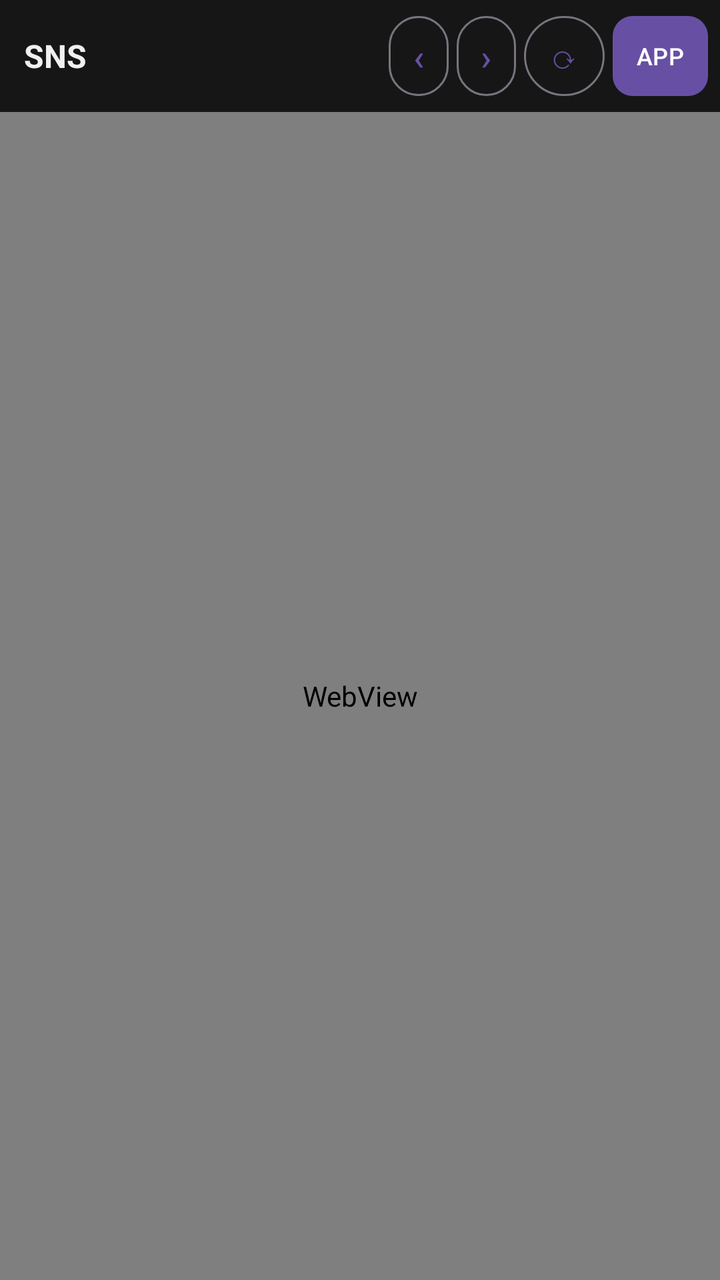
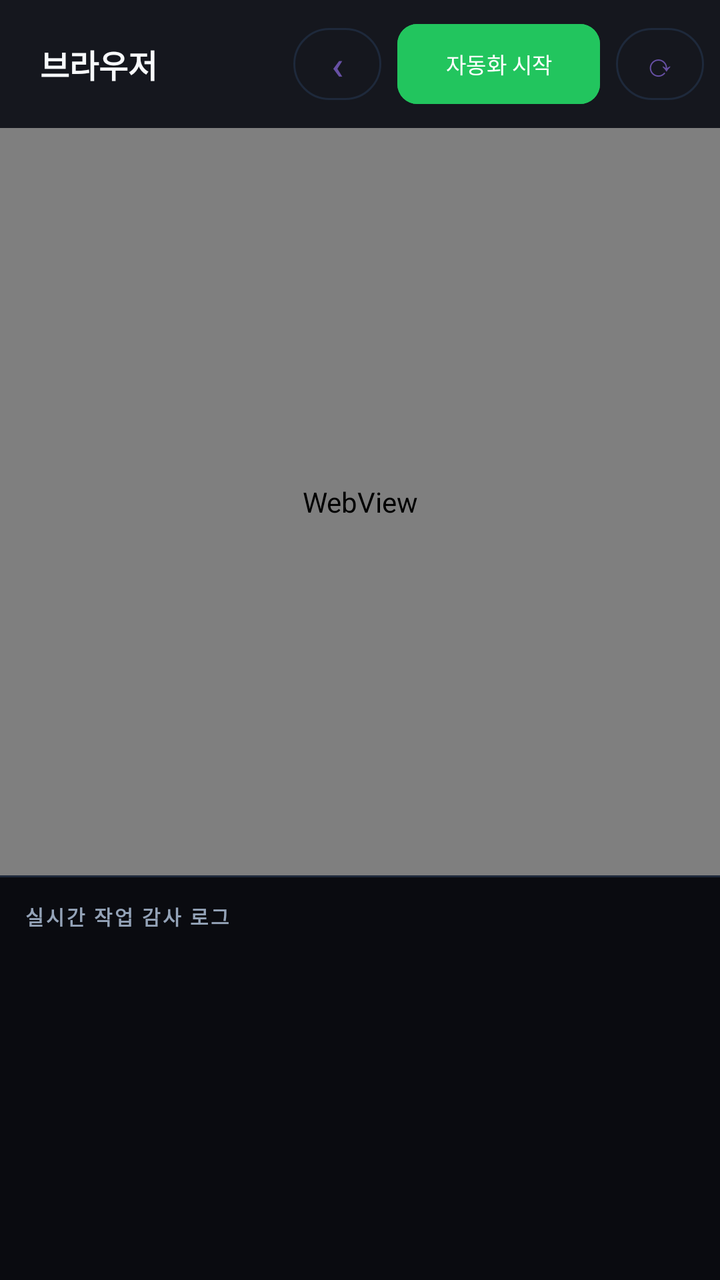

Compare the two renders of this Android layout. The source of the first and the diff that turns it into the second are given below.
<!-- AndroidManifest.xml: application theme Theme.Snshub -->
<!-- res/layout/activity_web.xml -->
<?xml version="1.0" encoding="utf-8"?>
<LinearLayout xmlns:android="http://schemas.android.com/apk/res/android"
    xmlns:app="http://schemas.android.com/apk/res-auto"
    android:layout_width="match_parent"
    android:layout_height="match_parent"
    android:orientation="vertical"
    android:background="#0d0d0d">

    
    <LinearLayout
        android:layout_width="match_parent"
        android:layout_height="wrap_content"
        android:orientation="horizontal"
        android:gravity="center_vertical"
        android:background="#161616"
        android:paddingStart="12dp"
        android:paddingEnd="6dp"
        android:paddingTop="4dp"
        android:paddingBottom="4dp">

        <TextView
            android:id="@+id/title"
            android:layout_width="0dp"
            android:layout_height="wrap_content"
            android:layout_weight="1"
            android:text="SNS"
            android:textColor="#f0f0f0"
            android:textSize="16sp"
            android:textStyle="bold" />

        <com.google.android.material.button.MaterialButton
            android:id="@+id/btnBack"
            style="?attr/materialButtonOutlinedStyle"
            android:layout_width="wrap_content"
            android:layout_height="wrap_content"
            android:text="‹"
            android:textSize="18sp"
            android:minWidth="0dp"
            android:insetLeft="0dp"
            android:insetRight="0dp"
            android:paddingStart="12dp"
            android:paddingEnd="12dp" />

        <com.google.android.material.button.MaterialButton
            android:id="@+id/btnFwd"
            style="?attr/materialButtonOutlinedStyle"
            android:layout_width="wrap_content"
            android:layout_height="wrap_content"
            android:layout_marginStart="4dp"
            android:text="›"
            android:textSize="18sp"
            android:minWidth="0dp"
            android:insetLeft="0dp"
            android:insetRight="0dp"
            android:paddingStart="12dp"
            android:paddingEnd="12dp" />

        <com.google.android.material.button.MaterialButton
            android:id="@+id/btnReload"
            style="?attr/materialButtonOutlinedStyle"
            android:layout_width="wrap_content"
            android:layout_height="wrap_content"
            android:layout_marginStart="4dp"
            android:text="⟳"
            android:textSize="16sp"
            android:minWidth="0dp"
            android:insetLeft="0dp"
            android:insetRight="0dp"
            android:paddingStart="12dp"
            android:paddingEnd="12dp" />

        <com.google.android.material.button.MaterialButton
            android:id="@+id/btnOpenApp"
            android:layout_width="wrap_content"
            android:layout_height="wrap_content"
            android:layout_marginStart="4dp"
            android:text="APP"
            android:textSize="12sp"
            android:minWidth="0dp"
            android:insetLeft="0dp"
            android:insetRight="0dp"
            android:paddingStart="12dp"
            android:paddingEnd="12dp"
            app:cornerRadius="10dp" />
    </LinearLayout>

    <ProgressBar
        android:id="@+id/progress"
        style="?android:attr/progressBarStyleHorizontal"
        android:layout_width="match_parent"
        android:layout_height="wrap_content"
        android:max="100"
        android:indeterminate="false"
        android:visibility="gone" />

    <WebView
        android:id="@+id/web"
        android:layout_width="match_parent"
        android:layout_height="0dp"
        android:layout_weight="1" />
</LinearLayout>
<!-- resources referenced by this layout -->
<resources>
  <style name="Theme.Snshub" parent="Theme.Material3.DayNight.NoActionBar">
          <item name="android:windowBackground">#0d0d0d</item>
          <item name="android:statusBarColor">#101010</item>
          <item name="android:navigationBarColor">#0d0d0d</item>
      </style>
</resources>

<!-- the commit's change to res/layout/activity_web.xml (unified diff, before → after) -->
@@ -4,7 +4,7 @@
     android:layout_width="match_parent"
     android:layout_height="match_parent"
     android:orientation="vertical"
-    android:background="#0d0d0d">
+    android:background="@color/bg_dark">
 
     
     <LinearLayout
@@ -12,90 +12,107 @@
         android:layout_height="wrap_content"
         android:orientation="horizontal"
         android:gravity="center_vertical"
-        android:background="#161616"
-        android:paddingStart="12dp"
-        android:paddingEnd="6dp"
-        android:paddingTop="4dp"
-        android:paddingBottom="4dp">
+        android:background="@color/card_dark"
+        android:padding="8dp">
 
         <TextView
             android:id="@+id/title"
             android:layout_width="0dp"
             android:layout_height="wrap_content"
             android:layout_weight="1"
-            android:text="SNS"
-            android:textColor="#f0f0f0"
+            android:text="브라우저"
+            android:textColor="@color/text_primary"
             android:textSize="16sp"
-            android:textStyle="bold" />
+            android:textStyle="bold"
+            android:paddingHorizontal="12dp" />
 
         <com.google.android.material.button.MaterialButton
             android:id="@+id/btnBack"
             style="?attr/materialButtonOutlinedStyle"
+            android:layout_width="44dp"
+            android:layout_height="44dp"
+            android:text="‹"
+            android:textSize="20sp"
+            android:insetLeft="0dp"
+            android:insetRight="0dp"
+            android:padding="0dp"
+            app:strokeColor="@color/divider" />
+
+        <com.google.android.material.button.MaterialButton
+            android:id="@+id/btnAuto"
             android:layout_width="wrap_content"
             android:layout_height="wrap_content"
-            android:text="‹"
-            android:textSize="18sp"
-            android:minWidth="0dp"
-            android:insetLeft="0dp"
-            android:insetRight="0dp"
-            android:paddingStart="12dp"
-            android:paddingEnd="12dp" />
-
-        <com.google.android.material.button.MaterialButton
-            android:id="@+id/btnFwd"
-            style="?attr/materialButtonOutlinedStyle"
-            android:layout_width="wrap_content"
-            android:layout_height="wrap_content"
-            android:layout_marginStart="4dp"
-            android:text="›"
-            android:textSize="18sp"
-            android:minWidth="0dp"
-            android:insetLeft="0dp"
-            android:insetRight="0dp"
-            android:paddingStart="12dp"
-            android:paddingEnd="12dp" />
+            android:layout_marginStart="8dp"
+            android:text="자동화 시작"
+            android:textSize="11sp"
+            app:cornerRadius="10dp"
+            android:backgroundTint="@color/accent_primary" />
 
         <com.google.android.material.button.MaterialButton
             android:id="@+id/btnReload"
             style="?attr/materialButtonOutlinedStyle"
-            android:layout_width="wrap_content"
-            android:layout_height="wrap_content"
-            android:layout_marginStart="4dp"
+            android:layout_width="44dp"
+            android:layout_height="44dp"
+            android:layout_marginStart="8dp"
             android:text="⟳"
             android:textSize="16sp"
-            android:minWidth="0dp"
             android:insetLeft="0dp"
             android:insetRight="0dp"
-            android:paddingStart="12dp"
-            android:paddingEnd="12dp" />
-
-        <com.google.android.material.button.MaterialButton
-            android:id="@+id/btnOpenApp"
-            android:layout_width="wrap_content"
-            android:layout_height="wrap_content"
-            android:layout_marginStart="4dp"
-            android:text="APP"
-            android:textSize="12sp"
-            android:minWidth="0dp"
-            android:insetLeft="0dp"
-            android:insetRight="0dp"
-            android:paddingStart="12dp"
-            android:paddingEnd="12dp"
-            app:cornerRadius="10dp" />
+            android:padding="0dp"
+            app:strokeColor="@color/divider" />
     </LinearLayout>
 
     <ProgressBar
         android:id="@+id/progress"
         style="?android:attr/progressBarStyleHorizontal"
         android:layout_width="match_parent"
-        android:layout_height="wrap_content"
-        android:max="100"
-        android:indeterminate="false"
+        android:layout_height="2dp"
+        android:backgroundTint="@color/divider"
+        android:progressTint="@color/accent_primary"
         android:visibility="gone" />
 
     <WebView
         android:id="@+id/web"
         android:layout_width="match_parent"
         android:layout_height="0dp"
-        android:layout_weight="1" />
+        android:layout_weight="0.65" />
+
+    <View
+        android:layout_width="match_parent"
+        android:layout_height="1dp"
+        android:background="@color/divider" />
+
+    <LinearLayout
+        android:layout_width="match_parent"
+        android:layout_height="0dp"
+        android:layout_weight="0.35"
+        android:orientation="vertical"
+        android:background="@color/bg_dark"
+        android:padding="12dp">
+
+        <TextView
+            android:layout_width="wrap_content"
+            android:layout_height="wrap_content"
+            android:text="실시간 작업 감사 로그"
+            android:textColor="@color/text_secondary"
+            android:textSize="10sp"
+            android:textStyle="bold"
+            android:letterSpacing="0.1" />
+
+        <ScrollView
+            android:id="@+id/scrollLog"
+            android:layout_width="match_parent"
+            android:layout_height="match_parent"
+            android:layout_marginTop="8dp">
+
+            <TextView
+                android:id="@+id/logText"
+                android:layout_width="match_parent"
+                android:layout_height="wrap_content"
+                android:textColor="@color/status_green"
+                android:textSize="11sp"
+                android:fontFamily="monospace"
+                android:lineSpacingExtra="2dp" />
+        </ScrollView>
+    </LinearLayout>
 </LinearLayout>
<!-- resource entries referenced after the edit -->
@@ -1,5 +1,12 @@
 <!-- resources referenced by this layout -->
 <resources>
+  <color name="accent_primary">#22C55E</color>
+  <color name="bg_dark">#0A0B10</color>
+  <color name="card_dark">#15171E</color>
+  <color name="divider">#1E293B</color>
+  <color name="status_green">#10B981</color>
+  <color name="text_primary">#F8FAFC</color>
+  <color name="text_secondary">#94A3B8</color>
   <style name="Theme.Snshub" parent="Theme.Material3.DayNight.NoActionBar">
           <item name="android:windowBackground">#0d0d0d</item>
           <item name="android:statusBarColor">#101010</item>
